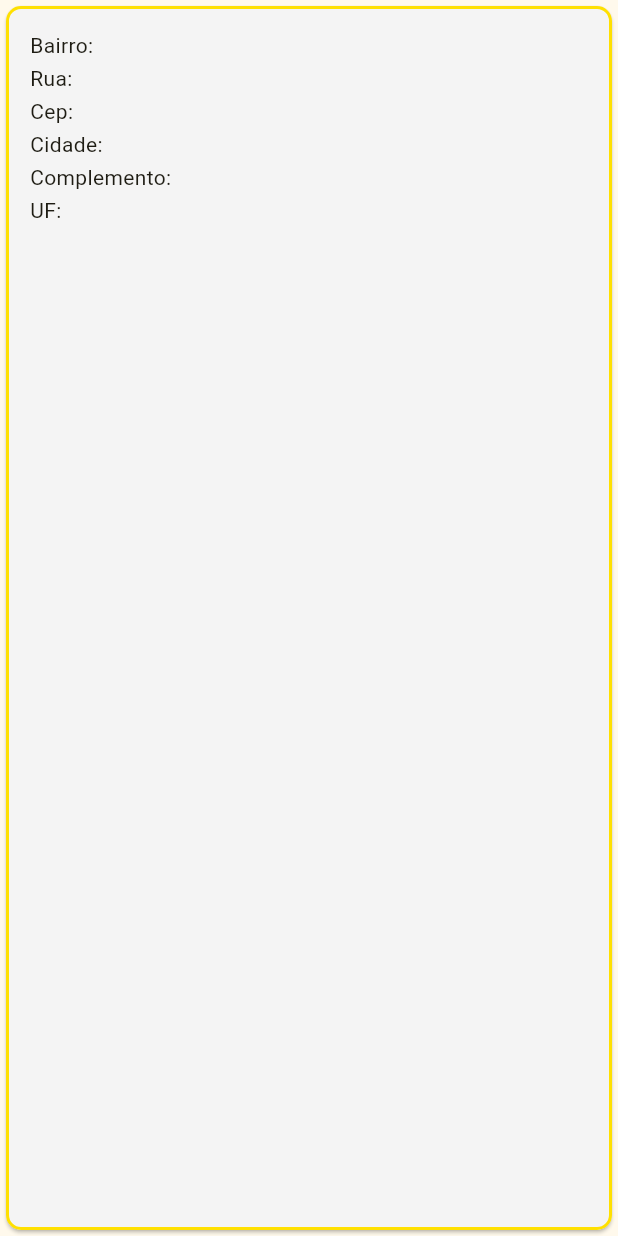
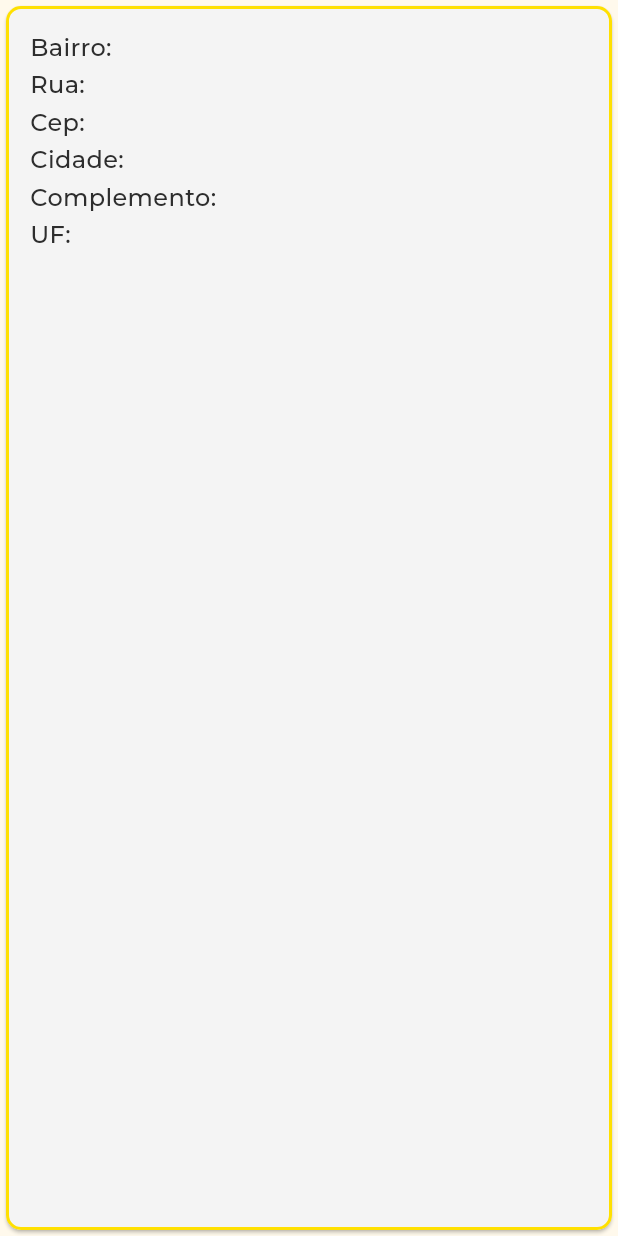
Before and after one commit to yurilima7/Busca-Cep, a Flutter app: the FullResultCard widget shown alone on an empty page, opened directly, on a phone screen of 412 x 824 dp. Run offline on Flutter 3.47's test engine with Material 3 defaults, Android fonts, the phone set to English and light mode, and no system bars; our stand-ins replace dio, flutter_mobx, loading_animation_widget, mobx; missing offline and left inert: validatorless; generated files the repository leaves out were written again; project files that could hold a hidden picture were left out.

Commit message:
refactor: Melhorando apresentação do texto no card

```diff
--- a/busca_cep/lib/app/core/ui/widgets/full_result_card.dart
+++ b/busca_cep/lib/app/core/ui/widgets/full_result_card.dart
@@ -10,6 +10,22 @@ class FullResultCard extends StatelessWidget {
 
   @override
   Widget build(BuildContext context) {
+    Widget textResult(String text, String alternativeText) {
+      return Visibility(
+        visible: text != '',
+
+        replacement: Text(
+          alternativeText,
+          style: context.textApp.mainRegular,
+        ),
+
+        child: Text(
+          text,
+          style: context.textApp.mainRegular,
+        ),
+      );
+    }
+
     return Visibility(
       visible: addressModel?.neighborhood != '',
 
@@ -36,17 +52,40 @@ class FullResultCard extends StatelessWidget {
               crossAxisAlignment: CrossAxisAlignment.start,
 
               children: [
-                Text("Bairro: ${addressModel?.neighborhood ?? ''}",),
+                textResult(
+                  'Bairro: ${addressModel?.neighborhood ?? ''}',
+                  '',
+                ),
+
                 const SizedBox(height: 2),
-                Text("Rua: ${addressModel?.street ?? ''}"),
+                textResult(
+                  'Rua: ${addressModel?.street ?? ''}',
+                  '',
+                ),
+
                 const SizedBox(height: 2),
-                Text("Cep: ${addressModel?.cep ?? ''}"),
+                textResult(
+                  'Cep: ${addressModel?.cep ?? ''}',
+                  '',
+                ),
+
                 const SizedBox(height: 2),
-                Text("Cidade: ${addressModel?.city ?? ''}"),
+                textResult(
+                  'Cidade: ${addressModel?.city ?? ''}',
+                  '',
+                ),
+
                 const SizedBox(height: 2),
-                Text("Complemento: ${addressModel?.complement ?? ''}"),
+                textResult(
+                  'Complemento: ${addressModel?.complement ?? ''}',
+                  'Sem complemento',
+                ),
+
                 const SizedBox(height: 2),
-                Text("UF: ${addressModel?.uf ?? ''}"),
+                textResult(
+                  'UF: ${addressModel?.uf ?? ''}',
+                  '',
+                ),
               ],
             ),
           ),
```
